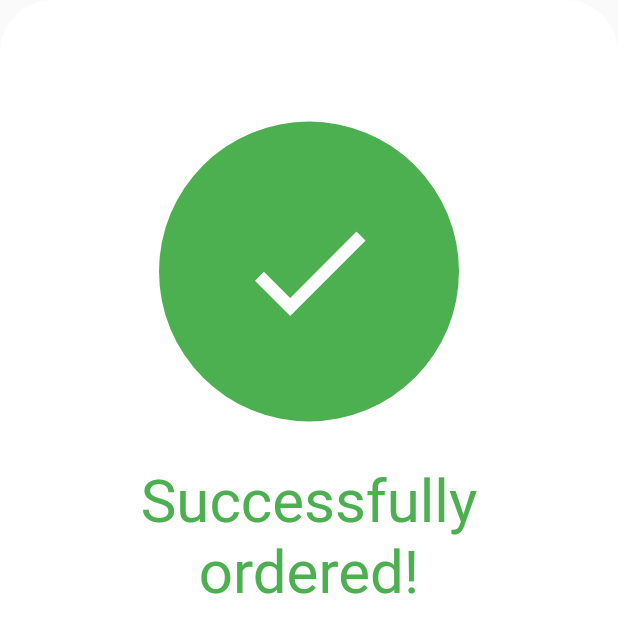
After one commit to pandiyan-ui/nimble_test_app, a Flutter app: the SuccessView screen opened directly, on a phone screen of 412 x 824 dp. The commit adds this screen. Shown: the top 633 px of the screen. Run offline on Flutter 3.47's test engine with Material 2 defaults, Android fonts, the phone set to English and light mode, and no system bars; our stand-ins replace bloc, equatable, flutter_bloc; network calls fail.

Commit message:
reorganize the file structure

```diff
--- a/lib/main.dart
+++ b/lib/main.dart
@@ -2,7 +2,7 @@ import 'package:flutter/material.dart';
 import 'package:flutter/services.dart';
 import 'package:flutter_bloc/flutter_bloc.dart';
 import 'package:nimble_test_app/home/splash_screen.dart';
-import 'package:nimble_test_app/pharmacy_list/bloc/pharmacies_bloc.dart';
+import 'package:nimble_test_app/pharmacy/bloc/pharmacies_bloc.dart';
 
 void main() {
   WidgetsFlutterBinding.ensureInitialized();
--- a/lib/pharmacy_list/model/seed_response.dart
+++ b/lib/pharmacy/model/pharmacies_response.dart
@@ -2,7 +2,7 @@ import 'dart:convert';
 import 'package:meta/meta.dart';
 
 import 'package:equatable/equatable.dart';
-import 'package:nimble_test_app/pharmacy_list/model/pharmacy.dart';
+import 'package:nimble_test_app/pharmacy/model/pharmacy.dart';
 
 @immutable
 class PharmaciesResponse extends Equatable {
--- a/lib/pharmacy_list/model/pharmacy_details.dart
+++ b/lib/pharmacy/model/pharmacy_details.dart
@@ -2,7 +2,7 @@ import 'dart:convert';
 
 import 'package:equatable/equatable.dart';
 import 'package:meta/meta.dart';
-import 'package:nimble_test_app/pharmacy_list/model/address.dart';
+import 'package:nimble_test_app/pharmacy/model/address.dart';
 
 @immutable
 class PharmacyDetails extends Equatable {
--- a/lib/pharmacy_list/repo/pharmacies_data_provider.dart
+++ b/lib/pharmacy/repo/pharmacies_data_provider.dart
@@ -1,6 +1,6 @@
 import 'package:http/http.dart' as http;
-import 'package:nimble_test_app/pharmacy_list/model/pharmacy_details.dart';
-import 'package:nimble_test_app/pharmacy_list/model/seed_response.dart';
+import 'package:nimble_test_app/pharmacy/model/pharmacy_details.dart';
+import 'package:nimble_test_app/pharmacy/model/pharmacies_response.dart';
 
 class PharmaciesDataProvider {
   Future<PharmaciesResponse> fetchPharmaciesData() async {
--- a/lib/pharmacy_list/repo/pharmacies_repo.dart
+++ b/lib/pharmacy/repo/pharmacies_repo.dart
@@ -1,6 +1,6 @@
-import 'package:nimble_test_app/pharmacy_list/model/pharmacy_details.dart';
-import 'package:nimble_test_app/pharmacy_list/model/seed_response.dart';
-import 'package:nimble_test_app/pharmacy_list/repo/pharmacies_data_provider.dart';
+import 'package:nimble_test_app/pharmacy/model/pharmacies_response.dart';
+import 'package:nimble_test_app/pharmacy/model/pharmacy_details.dart';
+import 'package:nimble_test_app/pharmacy/repo/pharmacies_data_provider.dart';
 
 class PharmaciesRepository {
   final PharmaciesDataProvider _pharmaciesDataProvider;
--- /dev/null
+++ b/lib/pharmacy/ui/success_view.dart
@@ -0,0 +1,73 @@
+import 'package:flutter/cupertino.dart';
+import 'package:flutter/material.dart';
+
+class SuccessView extends StatefulWidget {
+  SuccessView({Key? key}) : super(key: key);
+  @override
+  _SuccessViewState createState() => _SuccessViewState();
+}
+
+class _SuccessViewState extends State<SuccessView> {
+  late Size dSize;
+  late MediaQueryData mediaQuery;
+
+  @override
+  Widget build(BuildContext context) {
+    mediaQuery = MediaQuery.of(context);
+    dSize = mediaQuery.size;
+
+    return Scaffold(
+      resizeToAvoidBottomInset: false,
+      body: SingleChildScrollView(
+        child: Container(
+          width: double.infinity,
+          height: dSize.height,
+          child: Column(
+            mainAxisAlignment: MainAxisAlignment.start,
+            crossAxisAlignment: CrossAxisAlignment.center,
+            children: [
+              SizedBox(height: 20),
+              Center(
+                child: Container(
+                  margin: EdgeInsets.all(20),
+                  child: Column(
+                    crossAxisAlignment: CrossAxisAlignment.center,
+                    mainAxisAlignment: MainAxisAlignment.center,
+                    children: [
+                      SizedBox(height: 40),
+                      CircleAvatar(
+                        backgroundColor: Colors.green,
+                        radius: 100,
+                        child: Icon(Icons.done_outlined,
+                            color: Colors.white, size: 100),
+                      ),
+                      SizedBox(height: 30),
+                      Text("Successfully ordered!",
+                          textAlign: TextAlign.center,
+                          style: TextStyle(
+                            fontSize: 40,
+                            color: Colors.green,
+                          )),
+                    ],
+                  ),
+                ),
+              ),
+            ],
+          ),
+          decoration: BoxDecoration(
+            color: Colors.white,
+            border: Border.all(
+              color: Colors.white,
+            ),
+            borderRadius: BorderRadius.only(
+              topRight: Radius.circular(35),
+              topLeft: Radius.circular(35),
+              bottomRight: Radius.circular(0),
+              bottomLeft: Radius.circular(0),
+            ),
+          ),
+        ),
+      ),
+    );
+  }
+}
```
Also changed, not shown: lib/home/home_page.dart (renamed from lib/home/dashboard_page.dart, +27 -26 lines), lib/home/splash_screen.dart (+4 -4 lines), lib/pharmacy/bloc/pharmacies_bloc.dart (renamed from lib/pharmacy_list/bloc/pharmacies_bloc.dart, +9 -9 lines), lib/pharmacy/ui/pharmacy_details.dart (renamed from lib/home/pharmacy_detail.dart, +40 -25 lines), lib/pharmacy/ui/shop_medicine.dart (renamed from lib/home/shop_medicine.dart, +25 -8 lines), lib/pharmacy/bloc/pharmacies_event.dart (renamed from lib/pharmacy_list/bloc/pharmacies_event.dart), lib/pharmacy/bloc/pharmacies_state.dart (renamed from lib/pharmacy_list/bloc/pharmacies_state.dart), lib/pharmacy/model/address.dart (renamed from lib/pharmacy_list/model/address.dart), lib/pharmacy/model/pharmacy.dart (renamed from lib/pharmacy_list/model/pharmacy.dart), lib/pharmacy/model/pharmacy_medicines.dart (renamed from lib/pharmacy_list/model/pharmacy_medicines.dart).
